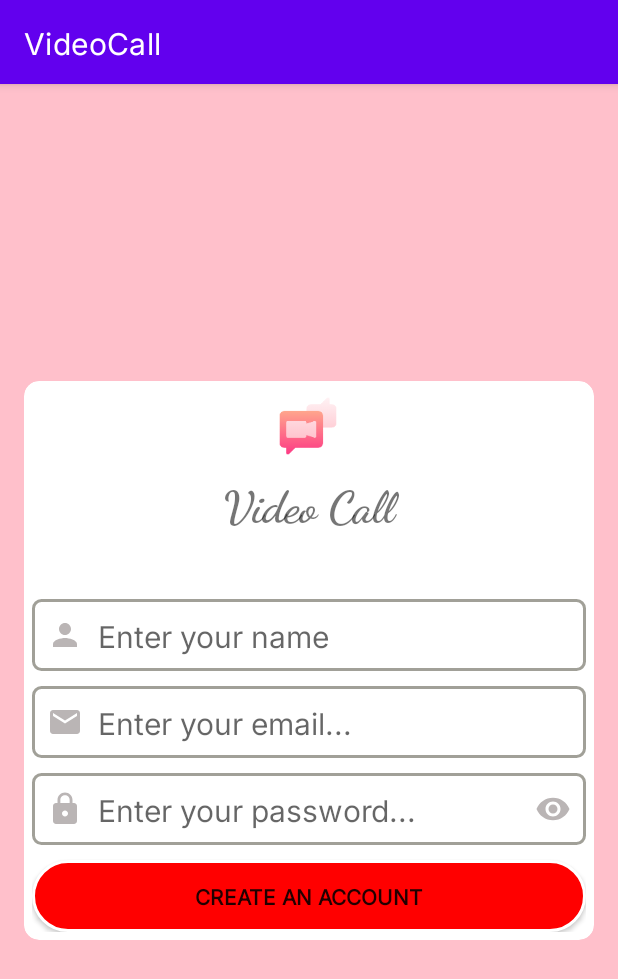
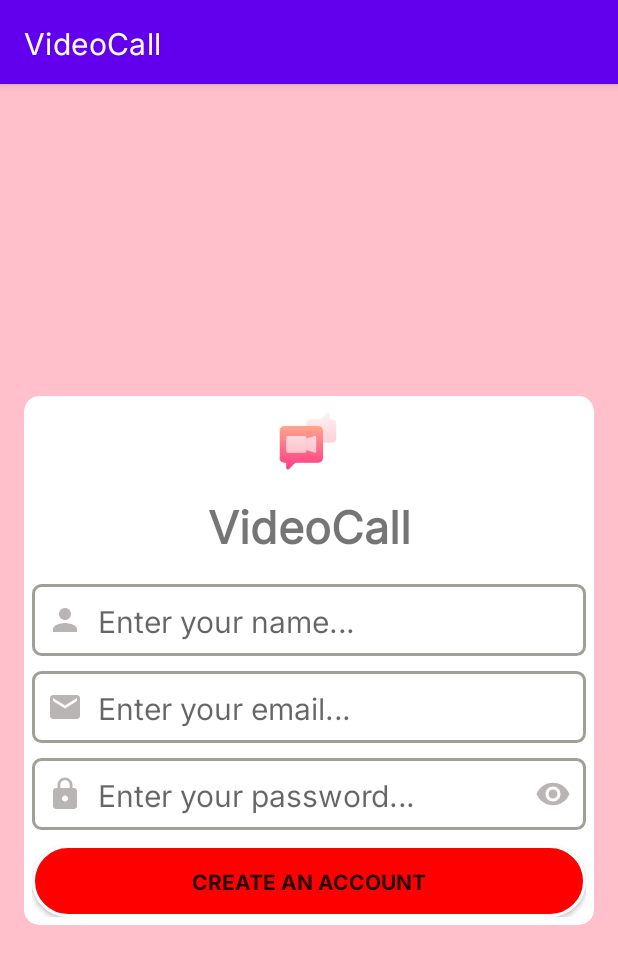
Before and after one commit to thanhhieu995/webRtcTest, an Android app: the SignupActivity screen opened directly, with no data from a screen before it, after a tap on an icon or button, on a phone screen of 412 x 824 dp. Shown: the top 979 px of the screen. Run offline under Robolectric (Android 15) with nearby library versions, the phone set to English and light mode, and no system bars; our stand-ins replace Firebase (no records; nobody signed in at launch, a user with empty details on screens opened directly).

Commit message:
Add style in signup.xml

```diff
--- a/app/src/main/res/layout/activity_login.xml
+++ b/app/src/main/res/layout/activity_login.xml
@@ -55,7 +55,6 @@
 
             <androidx.constraintlayout.widget.ConstraintLayout
                 android:id="@+id/constraint_password"
-                android:layout_marginTop="10dp"
                 android:layout_width="match_parent"
                 android:layout_height="wrap_content">
 
@@ -77,6 +76,7 @@
                     android:layout_width="wrap_content"
                     android:layout_height="wrap_content"
                     android:padding="10dp"
+                    android:layout_marginTop="10dp"
                     android:src="@drawable/show_password_selector"
                     app:layout_constraintBottom_toBottomOf="parent"
                     app:layout_constraintEnd_toEndOf="parent"
--- a/app/src/main/res/layout/activity_plash.xml
+++ b/app/src/main/res/layout/activity_plash.xml
@@ -16,5 +16,5 @@
         app:layout_constraintHorizontal_bias="0.498"
         app:layout_constraintStart_toStartOf="parent"
         app:layout_constraintTop_toTopOf="parent"
-        app:srcCompat="@drawable/video_call" />
+        app:srcCompat="@mipmap/video_call_foreground" />
 </androidx.constraintlayout.widget.ConstraintLayout>
--- a/app/src/main/res/layout/activity_signup.xml
+++ b/app/src/main/res/layout/activity_signup.xml
@@ -37,42 +37,32 @@
                 android:layout_width="match_parent"
                 android:layout_height="50dp"
                 android:layout_marginTop="10dp"
-                android:fontFamily="cursive"
-                android:text="Video Call"
+                android:text="@string/app_name"
                 android:textAlignment="center"
-                android:textSize="30dp"
+                android:textSize="30sp"
                 android:textStyle="bold" />
 
             <EditText
                 android:id="@+id/su_edtName"
                 android:layout_width="match_parent"
                 android:layout_height="wrap_content"
-                android:layout_marginTop="30dp"
-                android:background="@drawable/edt_square_transparency_style"
-                android:hint="Enter your name"
-                android:drawableLeft="@drawable/ic_baseline_person_24"
-                android:drawablePadding="10dp"
-                android:minHeight="48dp"
-                android:padding="10dp"
-                android:textSize="20sp" />
+                style="@style/et_input"
+                android:hint="@string/edt_name_hint"
+                android:drawableStart="@drawable/ic_baseline_person_24"
+                android:minHeight="48dp"/>
 
 
             <EditText
                 android:id="@+id/su_edtEmail"
                 android:layout_width="match_parent"
                 android:layout_height="wrap_content"
-                android:background="@drawable/edt_square_transparency_style"
-                android:hint="Enter your email..."
-                android:layout_marginTop="10dp"
+                style="@style/et_input"
+                android:hint="@string/edt_email_hint"
                 android:minHeight="48dp"
-                android:padding="10dp"
-                android:drawableLeft="@drawable/ic_baseline_email_24"
-                android:drawablePadding="10dp"
-                android:textSize="20sp" />
+                android:drawableStart="@drawable/ic_baseline_email_24" />
 
             <androidx.constraintlayout.widget.ConstraintLayout
                 android:id="@+id/constraint_password"
-                android:layout_marginTop="10dp"
                 android:layout_width="match_parent"
                 android:layout_height="wrap_content">
 
@@ -80,13 +70,10 @@
                     android:id="@+id/su_edtPassword"
                     android:layout_width="match_parent"
                     android:layout_height="wrap_content"
-                    android:background="@drawable/edt_square_transparency_style"
-                    android:drawableLeft="@drawable/ic_baseline_lock_24"
-                    android:drawablePadding="10dp"
-                    android:hint="Enter your password..."
+                    style="@style/et_input"
+                    android:drawableStart="@drawable/ic_baseline_lock_24"
+                    android:hint="@string/edt_password_hint"
                     android:inputType="textPassword"
-                    android:padding="10dp"
-                    android:textSize="20sp"
                     app:layout_constraintBottom_toBottomOf="parent"
                     app:layout_constraintEnd_toEndOf="parent"
                     app:layout_constraintStart_toStartOf="parent"
@@ -96,6 +83,7 @@
                     android:id="@+id/su_eye_password"
                     android:layout_width="wrap_content"
                     android:layout_height="wrap_content"
+                    android:layout_marginTop="10dp"
                     android:padding="10dp"
                     android:src="@drawable/show_password_selector"
                     app:layout_constraintBottom_toBottomOf="parent"
@@ -106,13 +94,10 @@
 
             <androidx.appcompat.widget.AppCompatButton
                 android:id="@+id/su_btnSignup"
-                android:background="@drawable/bg_button_corner_red_style"
+                style="@style/bt_signup"
                 android:layout_width="match_parent"
                 android:layout_height="wrap_content"
-                android:layout_marginTop="10dp"
-                android:text="create an account"
-                android:textStyle="bold"/>
-
+                android:text="@string/button_signup" />
 
         </androidx.appcompat.widget.LinearLayoutCompat>
     </androidx.cardview.widget.CardView>
--- a/app/src/main/res/values/strings.xml
+++ b/app/src/main/res/values/strings.xml
@@ -6,4 +6,5 @@
     <string name="button_login">Log in</string>
     <string name="button_signup">create an account</string>
     <string name="txt_forgot">Forget password?</string>
+    <string name="edt_name_hint">Enter your name…</string>
 </resources>
```
